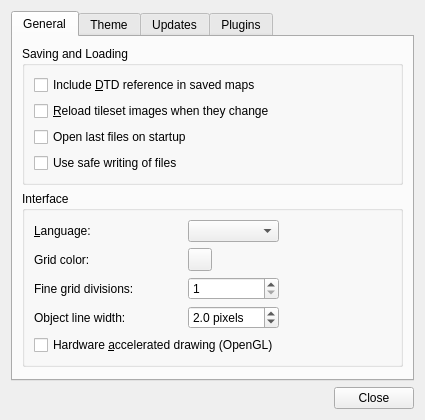
First picture: the form in src/tiled/preferencesdialog.ui, repository mapeditor/tiled, before the edit.
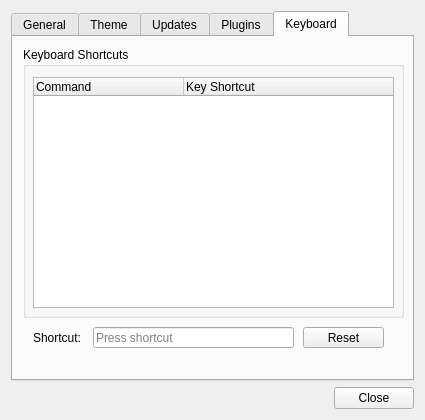
Second picture: the form after the edit. Custom widgets are drawn as their Qt base class.

Commit message:
Added keyboard shortcut editing functionality and handling
Added a new tab in the preferences menu. Added a new Singleton class
that is used to house desired QActions. ActionShortcutHandler handles
resetting tooltip text, and houses all the actions (and their original
tooltip text) that can be edited in the preferences menu.

The edit to the form file:
```diff
--- a/src/tiled/preferencesdialog.ui
+++ b/src/tiled/preferencesdialog.ui
@@ -20,7 +20,7 @@
    <item>
     <widget class="QTabWidget" name="tabWidget">
      <property name="currentIndex">
-      <number>0</number>
+      <number>4</number>
      </property>
      <widget class="QWidget" name="tab">
       <attribute name="title">
@@ -368,6 +368,89 @@
        </item>
       </layout>
      </widget>
+     <widget class="QWidget" name="tab_4">
+      <attribute name="title">
+       <string>Keyboard</string>
+      </attribute>
+      <widget class="QGroupBox" name="groupBox_6">
+       <property name="geometry">
+        <rect>
+         <x>10</x>
+         <y>10</y>
+         <width>381</width>
+         <height>271</height>
+        </rect>
+       </property>
+       <property name="title">
+        <string>Keyboard Shortcuts</string>
+       </property>
+       <widget class="QTreeWidget" name="scWidget">
+        <property name="geometry">
+         <rect>
+          <x>10</x>
+          <y>30</y>
+          <width>361</width>
+          <height>231</height>
+         </rect>
+        </property>
+        <attribute name="headerDefaultSectionSize">
+         <number>150</number>
+        </attribute>
+        <attribute name="headerMinimumSectionSize">
+         <number>80</number>
+        </attribute>
+        <attribute name="headerStretchLastSection">
+         <bool>true</bool>
+        </attribute>
+        <column>
+         <property name="text">
+          <string>Command</string>
+         </property>
+        </column>
+        <column>
+         <property name="text">
+          <string>Key Shortcut</string>
+         </property>
+        </column>
+       </widget>
+      </widget>
+      <widget class="QKeySequenceEdit" name="keySequenceEdit">
+       <property name="geometry">
+        <rect>
+         <x>80</x>
+         <y>290</y>
+         <width>201</width>
+         <height>21</height>
+        </rect>
+       </property>
+      </widget>
+      <widget class="QPushButton" name="resetButton">
+       <property name="geometry">
+        <rect>
+         <x>290</x>
+         <y>290</y>
+         <width>81</width>
+         <height>21</height>
+        </rect>
+       </property>
+       <property name="text">
+        <string>Reset</string>
+       </property>
+      </widget>
+      <widget class="QLabel" name="label_6">
+       <property name="geometry">
+        <rect>
+         <x>20</x>
+         <y>290</y>
+         <width>51</width>
+         <height>21</height>
+        </rect>
+       </property>
+       <property name="text">
+        <string>Shortcut:</string>
+       </property>
+      </widget>
+     </widget>
     </widget>
    </item>
    <item>
```
Left out of the diff: 1 changed line with no effect on the pictures. The commit also changes 7 other files.
